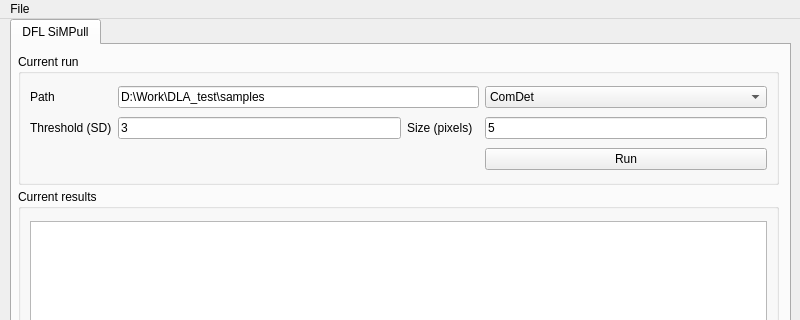
Before: the Qt Designer form UI_form/DiffractionLimitedAnalysis.ui in zengjiexia/ACT, drawn with Qt 5; both pictures show x 0 to 800 and y 0 to 320 of the 800 by 600 pixel window.
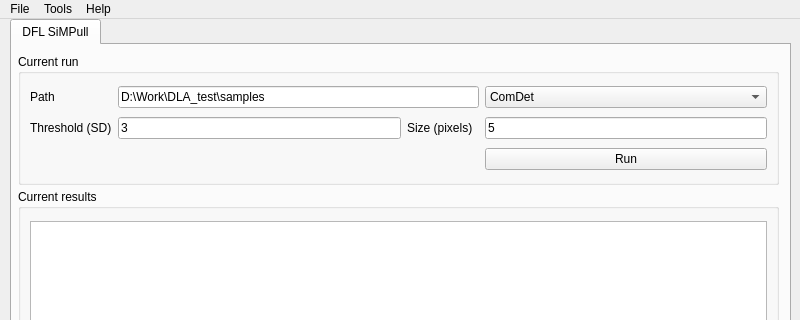
After: the same form once the commit is applied. Custom widgets are drawn as their Qt base class.

Commit message:
Refine user interface
1. Completed the menu for GUI.
2. Debugging in orthogonal analysis result saving.
3. Included help section.

What changed in the file:
```diff
--- a/UI_form/DiffractionLimitedAnalysis.ui
+++ b/UI_form/DiffractionLimitedAnalysis.ui
@@ -303,7 +303,31 @@
     </property>
     <addaction name="actionLoad"/>
    </widget>
+   <widget class="QMenu" name="menuTools">
+    <property name="title">
+     <string>Tools</string>
+    </property>
+    <addaction name="actionRun_analysis"/>
+    <addaction name="actionGenerate_reports"/>
+    <addaction name="actionRead_tagged_results"/>
+   </widget>
+   <widget class="QMenu" name="menuHelp">
+    <property name="title">
+     <string>Help</string>
+    </property>
+    <widget class="QMenu" name="menuMethod_instruction">
+     <property name="title">
+      <string>Method instruction</string>
+     </property>
+     <addaction name="actionComDet"/>
+     <addaction name="actionTrevor"/>
+    </widget>
+    <addaction name="menuMethod_instruction"/>
+    <addaction name="actionProgram_frozen"/>
+   </widget>
    <addaction name="mainMenu"/>
+   <addaction name="menuTools"/>
+   <addaction name="menuHelp"/>
   </widget>
   <action name="actionLoad">
    <property name="text">
```
Left out of the diff: 30 changed lines with no effect on the pictures. The commit also changes 5 other files.
